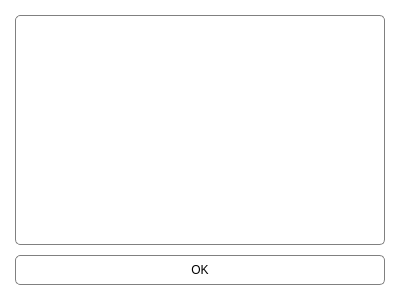
The window that UI/Design/modal.ui (MarkMolenmakerHU/INNO_xAITool) describes before a commit, drawn with Qt 5.
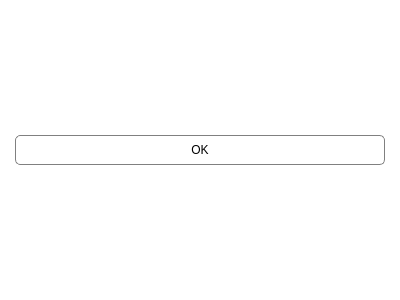
The same window after the commit.

```diff
--- a/UI/Design/modal.ui
+++ b/UI/Design/modal.ui
@@ -22,7 +22,7 @@
   <property name="modal">
    <bool>false</bool>
   </property>
-  <layout class="QVBoxLayout" name="verticalLayout_2" stretch="4,1">
+  <layout class="QVBoxLayout" name="verticalLayout_2" stretch="1">
    <property name="spacing">
     <number>10</number>
    </property>
@@ -38,21 +38,6 @@
    <property name="bottomMargin">
     <number>15</number>
    </property>
-   <item>
-    <widget class="QTextBrowser" name="textBrowser">
-     <property name="styleSheet">
-      <string notr="true">border: 1px solid grey;
-border-radius: 5px;</string>
-     </property>
-     <property name="html">
-      <string>&lt;!DOCTYPE HTML PUBLIC &quot;-//W3C//DTD HTML 4.0//EN&quot; &quot;http://www.w3.org/TR/REC-html40/strict.dtd&quot;&gt;
-&lt;html&gt;&lt;head&gt;&lt;meta name=&quot;qrichtext&quot; content=&quot;1&quot; /&gt;&lt;style type=&quot;text/css&quot;&gt;
-p, li { white-space: pre-wrap; }
-&lt;/style&gt;&lt;/head&gt;&lt;body style=&quot; font-family:'MS Shell Dlg 2'; font-size:7.8pt; font-weight:400; font-style:normal;&quot;&gt;
-&lt;p style=&quot;-qt-paragraph-type:empty; margin-top:0px; margin-bottom:0px; margin-left:0px; margin-right:0px; -qt-block-indent:0; text-indent:0px;&quot;&gt;&lt;br /&gt;&lt;/p&gt;&lt;/body&gt;&lt;/html&gt;</string>
-     </property>
-    </widget>
-   </item>
    <item>
     <widget class="QPushButton" name="okButton">
      <property name="minimumSize">
@@ -65,9 +50,15 @@
       <cursorShape>PointingHandCursor</cursorShape>
      </property>
      <property name="styleSheet">
-      <string notr="true">background-color: white;
-border-radius: 5px;
-border: 1px solid grey;</string>
+      <string notr="true">QPushButton {
+	background-color: white;
+	border-radius: 5px;
+	border: 1px solid grey;
+}
+
+QPushButton::hover { 
+    background-color : rgba(0, 146, 210, 150); 
+}</string>
      </property>
      <property name="text">
       <string>OK</string>
```
